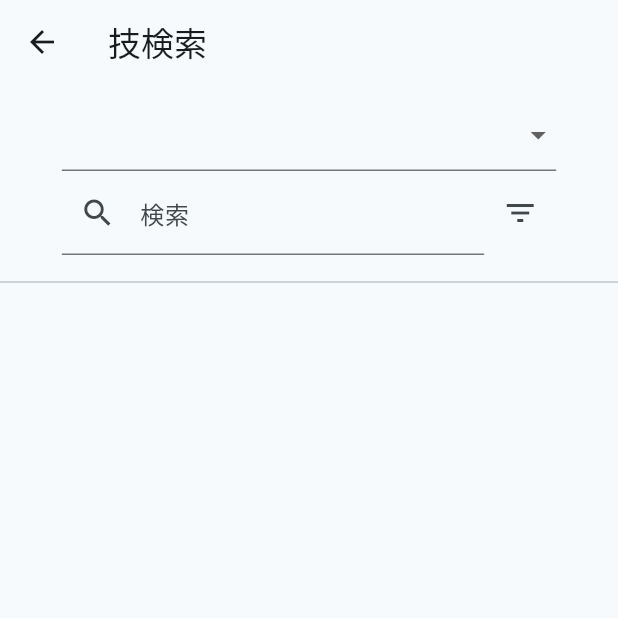
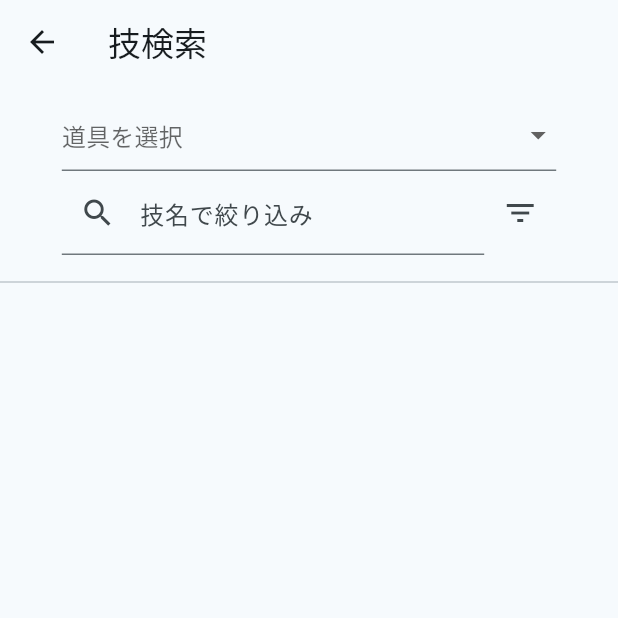
Before and after one commit to enklht/JDHelper, a Flutter app: the TrickSearchScreen screen opened directly, on a phone screen of 412 x 824 dp, the top half of it. Run offline on Flutter 3.47's test engine with Material 3 defaults, Android fonts, the light colour scheme and no system bars; our stand-ins replace cloud_firestore, firebase_core; missing offline and left inert: fuzzywuzzy; accounts and stored records are empty.

Commit message:
feat: :sparkles: add placeholder for prop selector dropdown

```diff
--- a/lib/pages/trick_search_screen.dart
+++ b/lib/pages/trick_search_screen.dart
@@ -76,6 +76,7 @@ class _TrickSearchState extends State<TrickSearchScreen> {
       child: Column(
         children: [
           DropdownButtonFormField(
+            hint: const Text("道具を選択"),
             value: _selectedProp,
             items: _allProps
                 .map(
@@ -112,7 +113,7 @@ class _TrickSearchState extends State<TrickSearchScreen> {
                   onChanged: (inputKeyword) =>
                       _runFilter(inputKeyword: inputKeyword),
                   decoration: const InputDecoration(
-                    labelText: "検索",
+                    labelText: "技名で絞り込み",
                     prefixIcon: Icon(Icons.search),
                   ),
                 ),
```
